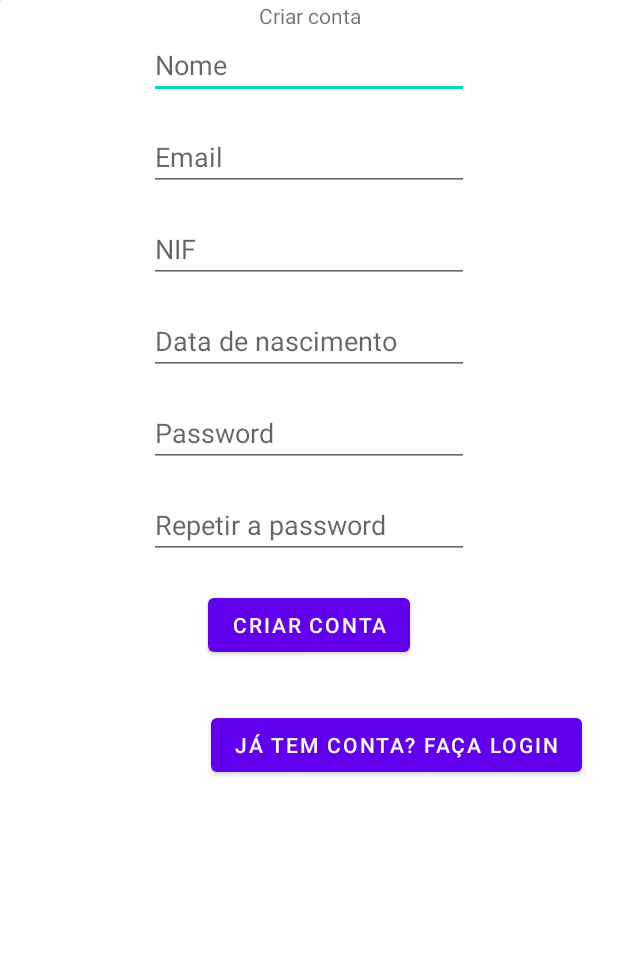
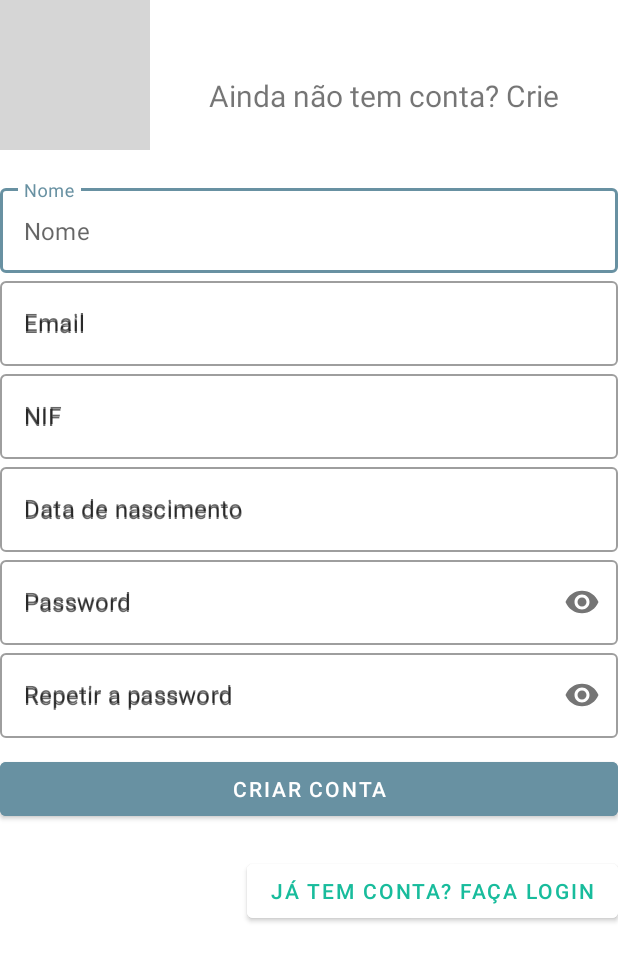
Before and after one commit to Tjay98/administration_west, an Android app: the layout activity_register.xml on its own in the app's theme, with its tools: preview values and no code run, on a phone screen of 412 x 824 dp. Shown: the top 961 px of the screen. Run offline under Robolectric (Android 15) with nearby library versions, the phone set to English and light mode, and no system bars; grey boxes are pictures that could not be loaded.

Commit message:
Design Android
Login
Registo
Perfil

```diff
--- a/android/app/src/main/res/layout/activity_register.xml
+++ b/android/app/src/main/res/layout/activity_register.xml
@@ -1,119 +1,180 @@
 <?xml version="1.0" encoding="utf-8"?>
-<androidx.constraintlayout.widget.ConstraintLayout xmlns:android="http://schemas.android.com/apk/res/android"
+<LinearLayout
+    xmlns:android="http://schemas.android.com/apk/res/android"
     xmlns:app="http://schemas.android.com/apk/res-auto"
     xmlns:tools="http://schemas.android.com/tools"
     android:layout_width="match_parent"
+    android:layout_height="wrap_content"
+    android:orientation="vertical">
+
+    <LinearLayout
+        android:layout_width="match_parent"
         android:layout_height="match_parent"
-    tools:context=".RegisterActivity">
+        android:orientation="horizontal">
 
     <ImageView
-        android:id="@+id/imageViewRegister"
-        android:layout_width="wrap_content"
-        android:layout_height="wrap_content"
+        android:id="@+id/imageViewLogin"
+        android:layout_width="100dp"
+        android:layout_height="100dp"
         app:layout_constraintStart_toStartOf="parent"
         app:layout_constraintTop_toTopOf="parent"
         tools:srcCompat="@tools:sample/avatars" />
 
-    <EditText
+    <TextView
+        android:id="@+id/textViewLogin"
+        android:layout_width="match_parent"
+        android:layout_height="wrap_content"
+        android:layout_marginTop="50dp"
+        android:gravity="center"
+        android:text="@string/registo"
+        android:textSize="20sp" />
+
+    </LinearLayout>
+
+
+    <LinearLayout
+        android:layout_width="match_parent"
+        android:layout_height="match_parent"
+        android:layout_marginTop="20dp"
+        android:layout_marginBottom="20dp"
+        android:orientation="vertical">
+
+
+
+
+        <!--nome-->
+        <com.google.android.material.textfield.TextInputLayout
             android:id="@+id/eTNameRegister"
-        android:layout_width="wrap_content"
+            style="@style/Widget.MaterialComponents.TextInputLayout.OutlinedBox"
+            android:layout_width="match_parent"
             android:layout_height="wrap_content"
-        android:layout_marginTop="20dp"
-        android:ems="10"
+            android:hint="@string/nome"
+            >
+            <com.google.android.material.textfield.TextInputEditText
+                android:layout_width="match_parent"
+                android:layout_height="wrap_content"
                 android:hint="@string/nome"
                 android:inputType="textPersonName"
-        app:layout_constraintEnd_toEndOf="parent"
-        app:layout_constraintStart_toStartOf="parent"
-        app:layout_constraintTop_toBottomOf="@+id/imageViewRegister" />
+                />
+        </com.google.android.material.textfield.TextInputLayout>
+
+
+
+        <!--email-->
+        <com.google.android.material.textfield.TextInputLayout
+            android:id="@+id/eTEmailRegister"
+            style="@style/Widget.MaterialComponents.TextInputLayout.OutlinedBox"
+            android:layout_width="match_parent"
+            android:layout_height="wrap_content"
+            android:hint="@string/email"
+            >
+            <com.google.android.material.textfield.TextInputEditText
+                android:layout_width="match_parent"
+                android:layout_height="wrap_content"
+                android:hint="@string/email"
+                android:inputType="textEmailAddress"
+                />
+
+        </com.google.android.material.textfield.TextInputLayout>
+
+
+        <!--nif-->
+        <com.google.android.material.textfield.TextInputLayout
+            android:id="@+id/eTNIFRegister"
+            style="@style/Widget.MaterialComponents.TextInputLayout.OutlinedBox"
+            android:layout_width="match_parent"
+            android:layout_height="wrap_content"
+            android:hint="@string/nif"
+            >
+            <com.google.android.material.textfield.TextInputEditText
+                android:layout_width="match_parent"
+                android:layout_height="wrap_content"
+                android:hint="@string/nif"
+                android:inputType="number"
+                />
+        </com.google.android.material.textfield.TextInputLayout>
+
+        <!--Data-->
+        <com.google.android.material.textfield.TextInputLayout
+            android:id="@+id/etDataRegister"
+            style="@style/Widget.MaterialComponents.TextInputLayout.OutlinedBox"
+            android:layout_width="match_parent"
+            android:layout_height="wrap_content"
+            android:hint="@string/data"
+            >
+            <com.google.android.material.textfield.TextInputEditText
+                android:layout_width="match_parent"
+                android:layout_height="wrap_content"
+                android:hint="@string/data"
+                android:inputType="date"
+                />
+        </com.google.android.material.textfield.TextInputLayout>
+
+
+        <!--password-->
+        <com.google.android.material.textfield.TextInputLayout
+            android:id="@+id/eTPasswordRegister"
+            android:layout_width="match_parent"
+            android:layout_height="wrap_content"
+            style="@style/Widget.MaterialComponents.TextInputLayout.OutlinedBox"
+            android:hint="@string/passsword"
+            app:passwordToggleEnabled="true">
+            <com.google.android.material.textfield.TextInputEditText
+                android:inputType="textPassword"
+                android:layout_width="match_parent"
+                android:layout_height="wrap_content"
+                android:hint="@string/passsword"
+                />
+        </com.google.android.material.textfield.TextInputLayout>
+
+
+
+
+        <!--password 2 -->
+        <com.google.android.material.textfield.TextInputLayout
+            android:id="@+id/etPasswordRegister2"
+            android:layout_width="match_parent"
+            android:layout_height="wrap_content"
+            style="@style/Widget.MaterialComponents.TextInputLayout.OutlinedBox"
+            android:hint="@string/passsword_2"
+            app:passwordToggleEnabled="true">
+            <com.google.android.material.textfield.TextInputEditText
+                android:inputType="textPassword"
+                android:layout_width="match_parent"
+                android:layout_height="wrap_content"
+                android:hint="@string/passsword_2"
+                />
+        </com.google.android.material.textfield.TextInputLayout>
+
+
+
 
         <Button
             android:id="@+id/buttonRegister"
-        android:layout_width="wrap_content"
+            android:layout_width="match_parent"
             android:layout_height="wrap_content"
-        android:layout_marginTop="20dp"
+            android:layout_gravity="center"
+            android:layout_marginTop="10dp"
+            android:layout_marginBottom="10dp"
             android:text="@string/registo_2"
-        app:layout_constraintEnd_toEndOf="parent"
-        app:layout_constraintStart_toStartOf="parent"
-        app:layout_constraintTop_toBottomOf="@+id/etPasswordRegister2" />
+            android:textColor="@color/white"
+            android:backgroundTint="@color/blue"/>
 
-    <EditText
-        android:id="@+id/eTEmailRegister"
-        android:layout_width="wrap_content"
-        android:layout_height="wrap_content"
-        android:layout_marginTop="16dp"
-        android:ems="10"
-        android:hint="@string/email"
-        android:inputType="textEmailAddress"
-        app:layout_constraintEnd_toEndOf="parent"
-        app:layout_constraintStart_toStartOf="parent"
-        app:layout_constraintTop_toBottomOf="@+id/eTNameRegister" />
 
-    <EditText
-        android:id="@+id/eTNIFRegister"
-        android:layout_width="wrap_content"
-        android:layout_height="wrap_content"
-        android:layout_marginTop="16dp"
-        android:ems="10"
-        android:hint="@string/nif"
-        android:inputType="number"
-        app:layout_constraintEnd_toEndOf="parent"
-        app:layout_constraintStart_toStartOf="parent"
-        app:layout_constraintTop_toBottomOf="@+id/eTEmailRegister" />
 
-    <EditText
-        android:id="@+id/etDataRegister"
-        android:layout_width="wrap_content"
-        android:layout_height="wrap_content"
-        android:layout_marginTop="16dp"
-        android:ems="10"
-        android:hint="@string/data"
-        android:inputType="date"
-        app:layout_constraintEnd_toEndOf="parent"
-        app:layout_constraintStart_toStartOf="parent"
-        app:layout_constraintTop_toBottomOf="@+id/eTNIFRegister" />
-
-    <EditText
-        android:id="@+id/eTPasswordRegister"
-        android:layout_width="wrap_content"
-        android:layout_height="wrap_content"
-        android:layout_marginTop="16dp"
-        android:ems="10"
-        android:hint="@string/passsword"
-        android:inputType="textPassword"
-        app:layout_constraintEnd_toEndOf="parent"
-        app:layout_constraintStart_toStartOf="parent"
-        app:layout_constraintTop_toBottomOf="@+id/etDataRegister" />
-
-    <EditText
-        android:id="@+id/etPasswordRegister2"
-        android:layout_width="wrap_content"
-        android:layout_height="wrap_content"
-        android:layout_marginTop="16dp"
-        android:ems="10"
-        android:hint="@string/passsword_2"
-        android:inputType="textPassword"
-        app:layout_constraintEnd_toEndOf="parent"
-        app:layout_constraintStart_toStartOf="parent"
-        app:layout_constraintTop_toBottomOf="@+id/eTPasswordRegister" />
 
         <Button
             android:id="@+id/buttonLoginRegister"
             android:layout_width="wrap_content"
             android:layout_height="wrap_content"
-        android:layout_marginTop="32dp"
-        android:layout_marginEnd="24dp"
+            android:layout_marginTop="10dp"
+            android:layout_gravity="right"
             android:text="@string/registo_3"
-        app:layout_constraintEnd_toEndOf="parent"
-        app:layout_constraintTop_toBottomOf="@+id/buttonRegister" />
+            android:textColor="@color/secondblue"
+            android:backgroundTint="@color/white"
+            />
 
-    <TextView
-        android:id="@+id/textViewRegister"
-        android:layout_width="wrap_content"
-        android:layout_height="wrap_content"
-        android:text="@string/registo_2"
-        app:layout_constraintBottom_toTopOf="@+id/eTNameRegister"
-        app:layout_constraintEnd_toEndOf="parent"
-        app:layout_constraintStart_toEndOf="@+id/imageViewRegister"
-        app:layout_constraintTop_toTopOf="parent" />
 
-</androidx.constraintlayout.widget.ConstraintLayout>
+    </LinearLayout>
+
+</LinearLayout>
--- a/android/app/src/main/res/values/colors.xml
+++ b/android/app/src/main/res/values/colors.xml
@@ -7,4 +7,10 @@
     <color name="teal_700">#FF018786</color>
     <color name="black">#FF000000</color>
     <color name="white">#FFFFFFFF</color>
+
+        <color name="blue">#6891a2</color>
+        <color name="secondblue">#18bc9c</color>
+        <color name="darkblue">#2c3e50</color>
+        <color name="lightblue">#5881ab</color>
+
 </resources>
--- a/android/app/src/main/res/values/strings.xml
+++ b/android/app/src/main/res/values/strings.xml
@@ -14,5 +14,8 @@
     <string name="registo_2">Criar conta</string>
     <string name="registo_3">Já tem conta? Faça login</string>
 
+    <string name="perfil">Perfil</string>
+    <string name="mudar_password">Mudar a password</string>
+
 
 </resources>
--- a/android/app/src/main/res/values/themes.xml
+++ b/android/app/src/main/res/values/themes.xml
@@ -2,12 +2,12 @@
     <!-- Base application theme. -->
     <style name="Theme.Administration_west" parent="Theme.MaterialComponents.DayNight.DarkActionBar">
         <!-- Primary brand color. -->
-        <item name="colorPrimary">@color/purple_500</item>
-        <item name="colorPrimaryVariant">@color/purple_700</item>
+        <item name="colorPrimary">@color/blue</item>
+        <item name="colorPrimaryVariant">@color/secondblue</item>
         <item name="colorOnPrimary">@color/white</item>
         <!-- Secondary brand color. -->
-        <item name="colorSecondary">@color/teal_200</item>
-        <item name="colorSecondaryVariant">@color/teal_700</item>
+        <item name="colorSecondary">@color/darkblue</item>
+        <item name="colorSecondaryVariant">@color/lightblue</item>
         <item name="colorOnSecondary">@color/black</item>
         <!-- Status bar color. -->
         <item name="android:statusBarColor" tools:targetApi="l">?attr/colorPrimaryVariant</item>
```
Also changed, not shown: android/app/src/main/AndroidManifest.xml (+5 -5 lines), android/app/src/main/java/com/example/administration_west/LoginActivity.java (+4 -12 lines), android/app/src/main/res/layout/activity_login.xml (+51 -30 lines), android/app/src/main/res/layout/activity_profile.xml (added, +67 -0 lines), 1 other file. Lines whose indentation alone changed are shown as unchanged.
